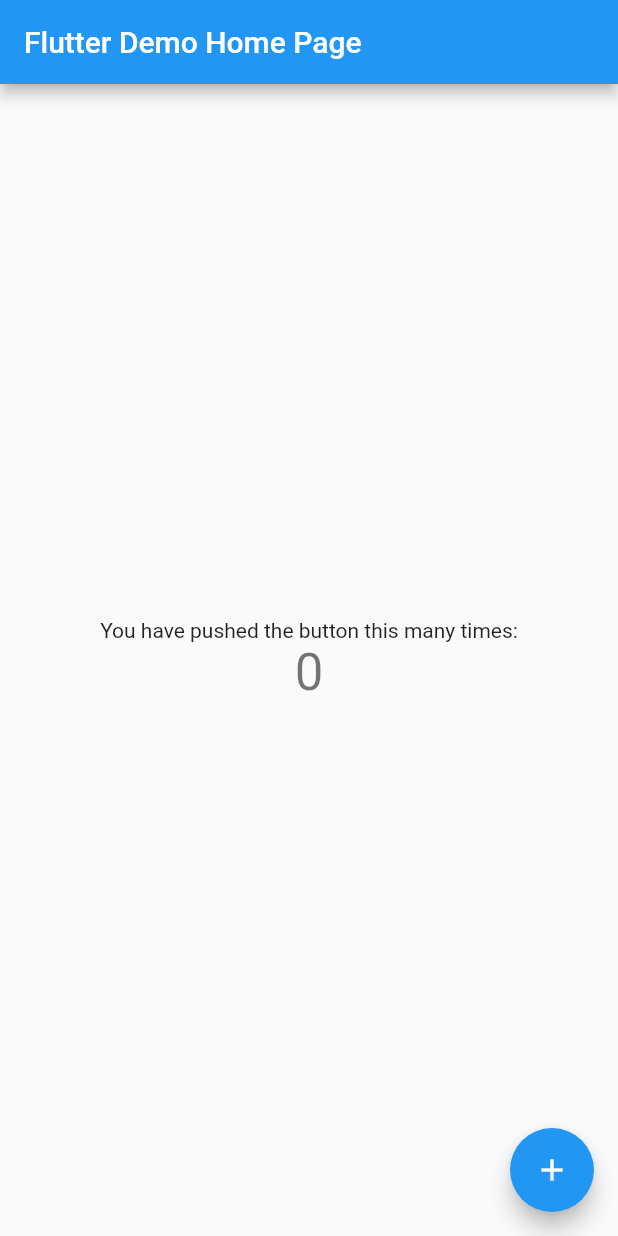
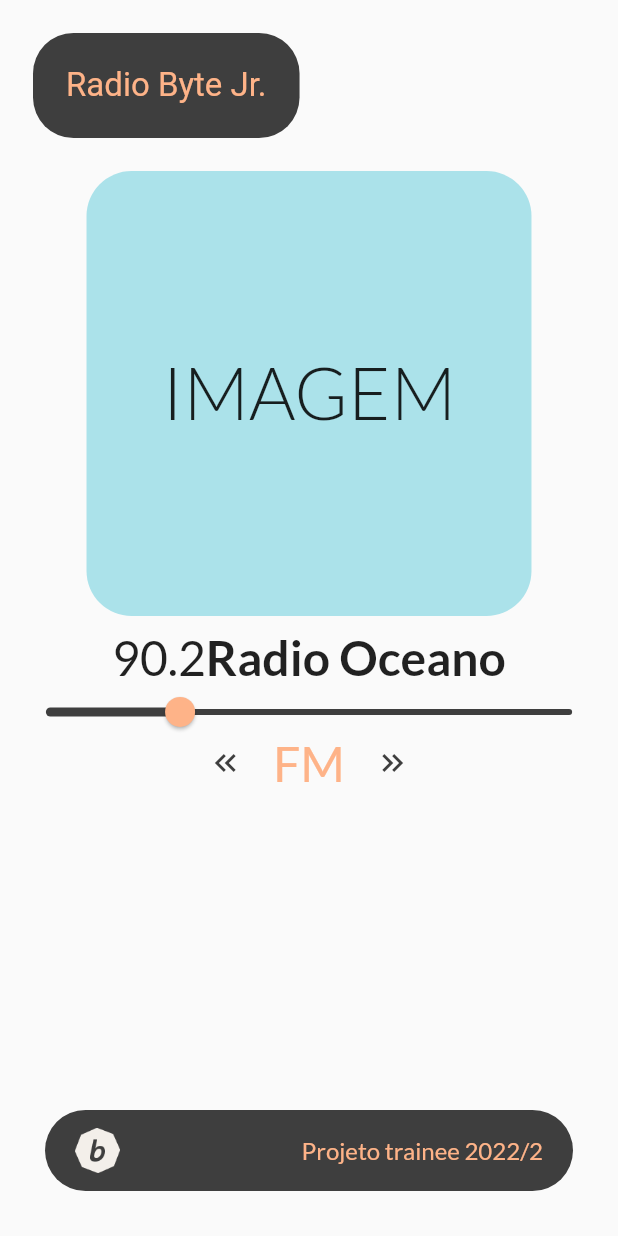
Before and after one commit to Eduaugust/radio_byte, a Flutter app: the screen it shows after launch, on a phone screen of 412 x 824 dp. Run offline on Flutter 3.47's test engine with Material 2 defaults, Android fonts, the phone set to English and light mode, and no system bars; our stand-ins replace google_fonts.

Commit message:
feito_sem_mtos_widgets

```diff
--- a/lib/main.dart
+++ b/lib/main.dart
@@ -1,115 +1,187 @@
 import 'package:flutter/material.dart';
+import 'package:google_fonts/google_fonts.dart';
 
 void main() {
-  runApp(const MyApp());
+  runApp(const Start());
 }
 
-class MyApp extends StatelessWidget {
-  const MyApp({Key? key}) : super(key: key);
+class Start extends StatelessWidget {
+  const Start({Key? key}) : super(key: key);
 
-  // This widget is the root of your application.
   @override
   Widget build(BuildContext context) {
     return MaterialApp(
-      title: 'Flutter Demo',
-      theme: ThemeData(
-        // This is the theme of your application.
-        //
-        // Try running your application with "flutter run". You'll see the
-        // application has a blue toolbar. Then, without quitting the app, try
-        // changing the primarySwatch below to Colors.green and then invoke
-        // "hot reload" (press "r" in the console where you ran "flutter run",
-        // or simply save your changes to "hot reload" in a Flutter IDE).
-        // Notice that the counter didn't reset back to zero; the application
-        // is not restarted.
-        primarySwatch: Colors.blue,
-      ),
-      home: const MyHomePage(title: 'Flutter Demo Home Page'),
+      home: HomePage(),
     );
   }
 }
 
-class MyHomePage extends StatefulWidget {
-  const MyHomePage({Key? key, required this.title}) : super(key: key);
-
-  // This widget is the home page of your application. It is stateful, meaning
-  // that it has a State object (defined below) that contains fields that affect
-  // how it looks.
-
-  // This class is the configuration for the state. It holds the values (in this
-  // case the title) provided by the parent (in this case the App widget) and
-  // used by the build method of the State. Fields in a Widget subclass are
-  // always marked "final".
-
-  final String title;
-
-  @override
-  State<MyHomePage> createState() => _MyHomePageState();
-}
-
-class _MyHomePageState extends State<MyHomePage> {
-  int _counter = 0;
-
-  void _incrementCounter() {
-    setState(() {
-      // This call to setState tells the Flutter framework that something has
-      // changed in this State, which causes it to rerun the build method below
-      // so that the display can reflect the updated values. If we changed
-      // _counter without calling setState(), then the build method would not be
-      // called again, and so nothing would appear to happen.
-      _counter++;
-    });
-  }
-
+class HomePage extends StatelessWidget {
   @override
   Widget build(BuildContext context) {
-    // This method is rerun every time setState is called, for instance as done
-    // by the _incrementCounter method above.
-    //
-    // The Flutter framework has been optimized to make rerunning build methods
-    // fast, so that you can just rebuild anything that needs updating rather
-    // than having to individually change instances of widgets.
+    final size = MediaQuery.of(context).size;
     return Scaffold(
-      appBar: AppBar(
-        // Here we take the value from the MyHomePage object that was created by
-        // the App.build method, and use it to set our appbar title.
-        title: Text(widget.title),
-      ),
-      body: Center(
-        // Center is a layout widget. It takes a single child and positions it
-        // in the middle of the parent.
+      body: SafeArea(
         child: Column(
-          // Column is also a layout widget. It takes a list of children and
-          // arranges them vertically. By default, it sizes itself to fit its
-          // children horizontally, and tries to be as tall as its parent.
-          //
-          // Invoke "debug painting" (press "p" in the console, choose the
-          // "Toggle Debug Paint" action from the Flutter Inspector in Android
-          // Studio, or the "Toggle Debug Paint" command in Visual Studio Code)
-          // to see the wireframe for each widget.
-          //
-          // Column has various properties to control how it sizes itself and
-          // how it positions its children. Here we use mainAxisAlignment to
-          // center the children vertically; the main axis here is the vertical
-          // axis because Columns are vertical (the cross axis would be
-          // horizontal).
-          mainAxisAlignment: MainAxisAlignment.center,
-          children: <Widget>[
-            const Text(
-              'You have pushed the button this many times:',
+          children: [
+            // Radio byte Jr
+            Row(
+              children: [
+                Container(
+                  padding: EdgeInsets.all(22),
+                  margin: EdgeInsets.all(22),
+                  decoration: BoxDecoration(
+                    borderRadius: BorderRadius.circular(27),
+                    color: Color(0xFF3E3E3E),
+                  ),
+                  child: Text('Radio Byte Jr.',
+                      style: TextStyle(
+                        color: Color(0xFFFEB388),
+                        fontSize: 22,
+                      )),
+                ),
+              ],
             ),
-            Text(
-              '$_counter',
-              style: Theme.of(context).textTheme.headline4,
+
+            // Imagem
+            Container(
+              padding: EdgeInsets.all(22),
+              width: size.width * 0.72,
+              height: size.width * 0.72,
+              decoration: BoxDecoration(
+                borderRadius: BorderRadius.circular(30),
+                color: Color(0xFFABE2EA),
+              ),
+              child: Center(
+                  child: Text('IMAGEM',
+                      style: GoogleFonts.lato(
+                          fontSize: 48, fontWeight: FontWeight.w300))),
+            ),
+
+            // Numero, nome e Slider e botoes para mudar de faixa
+            SizedBox(width: size.width * 0.9, child: SliderCustomize()),
+
+            Spacer(),
+
+            Container(
+              padding: const EdgeInsets.only(
+                  top: 12, bottom: 12, left: 20, right: 20),
+              margin: const EdgeInsets.all(30.0),
+              decoration: BoxDecoration(
+                color: Color(0xFF3E3E3E),
+                borderRadius: BorderRadius.circular(30),
+              ),
+              child: SizedBox(
+                height: 30,
+                child: Row(
+                  mainAxisAlignment: MainAxisAlignment.spaceBetween,
+                  children: [
+                    Image.asset(
+                      'assets/images/byte.png',
+                      fit: BoxFit.fitHeight,
+                    ),
+                    Text('Projeto trainee 2022/2',
+                        style: GoogleFonts.lato(
+                          fontSize: 16,
+                          color: Color(0xFFFEB388),
+                        )),
+                  ],
+                ),
+              ),
             ),
           ],
         ),
       ),
-      floatingActionButton: FloatingActionButton(
-        onPressed: _incrementCounter,
-        tooltip: 'Increment',
-        child: const Icon(Icons.add),
-      ), // This trailing comma makes auto-formatting nicer for build methods.
     );
   }
 }
+
+class SliderCustomize extends StatefulWidget {
+  const SliderCustomize({Key? key}) : super(key: key);
+
+  @override
+  State<SliderCustomize> createState() => _SliderCustomizeState();
+}
+
+class _SliderCustomizeState extends State<SliderCustomize> {
+  void move_right() {
+    setState(() {
+      slider_value += 0.1;
+    });
+  }
+
+  void move_left() {
+    setState(() {
+      slider_value -= 0.1;
+    });
+  }
+
+  double slider_value = 90.2;
+  @override
+  Widget build(BuildContext context) {
+    return Column(
+      children: [
+        // Nome e numero
+        Padding(
+          padding: const EdgeInsets.all(8.0),
+          child: Row(
+            mainAxisAlignment: MainAxisAlignment.center,
+            children: [
+              Text(slider_value.toStringAsFixed(1),
+                  style: GoogleFonts.lato(
+                    fontSize: 32,
+                    fontWeight: FontWeight.w400,
+                  )),
+              Text('Radio Oceano',
+                  style: GoogleFonts.lato(
+                      fontSize: 32, fontWeight: FontWeight.w700)),
+            ],
+          ),
+        ),
+        // Slider
+        SliderTheme(
+          data: SliderTheme.of(context).copyWith(
+            thumbColor: Color(0xFFFEB388),
+            activeTrackColor: Color(0xFF3E3E3E),
+            inactiveTrackColor: Color(0xFF3E3E3E),
+            overlayShape: RoundSliderOverlayShape(overlayRadius: 0),
+          ),
+          child: Slider(
+            value: slider_value,
+            min: 80,
+            max: 120,
+            onChanged: (double valor) {
+              setState(() {
+                slider_value = valor;
+              });
+            },
+          ),
+        ),
+
+        // Botao para esquerda e Texto FM e Botao para direita
+        Row(
+          mainAxisAlignment: MainAxisAlignment.center,
+          children: [
+            TextButton(
+              onPressed: move_left,
+              child: Icon(
+                Icons.keyboard_double_arrow_left,
+                color: Color(0xFF3E3E3E),
+              ),
+            ),
+            Text("FM",
+                style:
+                    GoogleFonts.lato(fontSize: 32, color: Color(0xFFFEB388))),
+            TextButton(
+              onPressed: move_right,
+              child: Icon(
+                Icons.keyboard_double_arrow_right,
+                color: Color(0xFF3E3E3E),
+              ),
+            ),
+          ],
+        )
+      ],
+    );
+  }
+}
--- a/pubspec.yaml
+++ b/pubspec.yaml
@@ -34,6 +34,7 @@ dependencies:
   # The following adds the Cupertino Icons font to your application.
   # Use with the CupertinoIcons class for iOS style icons.
   cupertino_icons: ^1.0.2
+  google_fonts: ^3.0.1
 
 dev_dependencies:
   flutter_test:
@@ -61,6 +62,8 @@ flutter:
   # assets:
   #   - images/a_dot_burr.jpeg
   #   - images/a_dot_ham.jpeg
+  assets:
+    - assets/images/
 
   # An image asset can refer to one or more resolution-specific "variants", see
   # https://flutter.dev/assets-and-images/#resolution-aware
```
Also changed, not shown: assets/images/byte.png (added), pubspec.lock, 2 other files.
